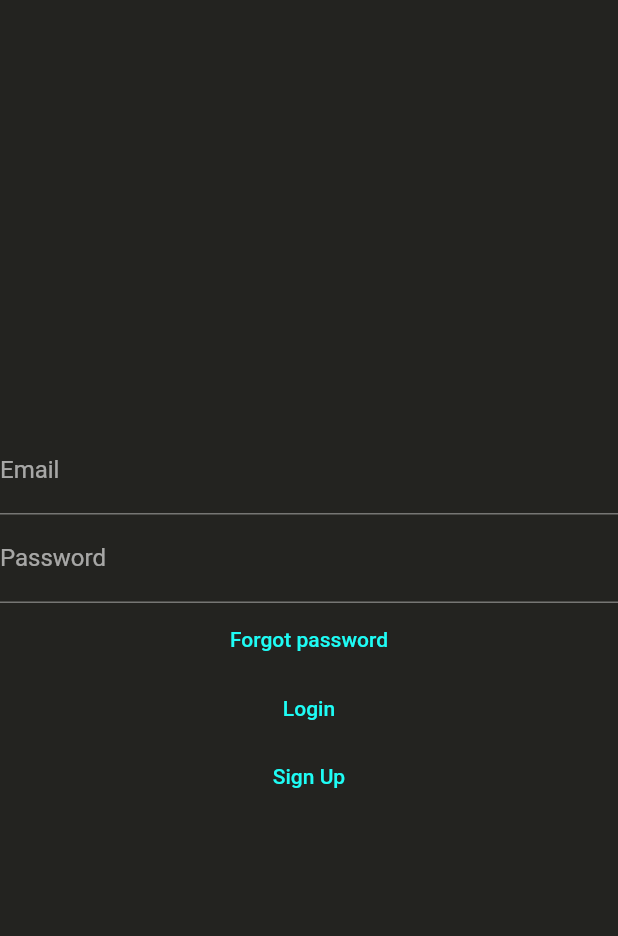
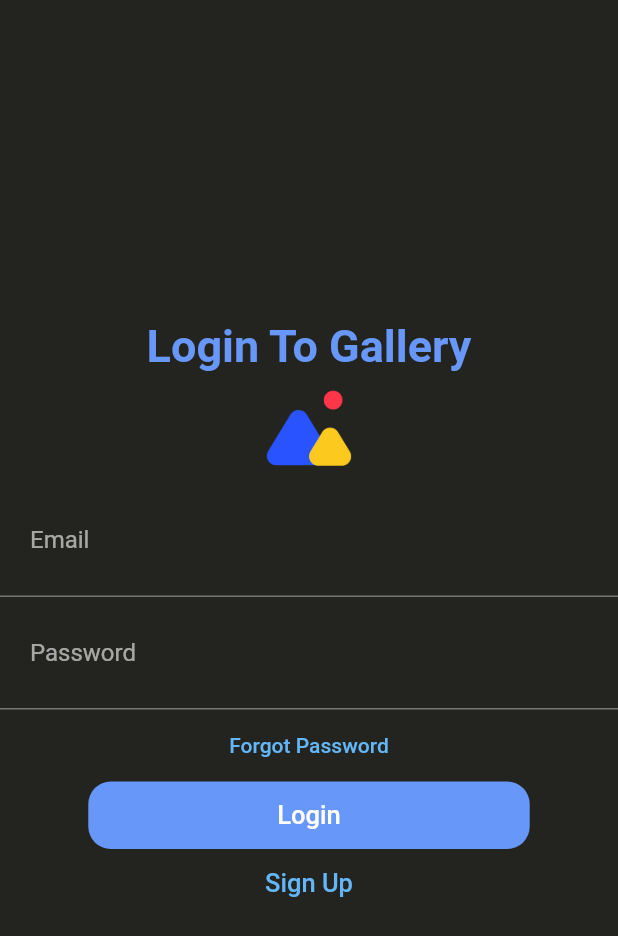
Before and after one commit to rae-el/gallery_app, a Flutter app: the screen it shows after launch, on a phone screen of 412 x 824 dp. Shown: the top 936 px of the screen. Run offline on Flutter 3.47's test engine with Material 2 defaults, Android fonts, the phone set to English and light mode, and no system bars; our stand-ins replace cloud_firestore, firebase_auth, firebase_core, image_picker, stacked, stacked_core and 1 more; accounts and stored records are empty.

Commit message:
Style adjustments

```diff
--- a/lib/app/colors.dart
+++ b/lib/app/colors.dart
@@ -3,6 +3,6 @@ import 'package:flutter/material.dart';
 const backgroundColour = Color.fromARGB(255, 35, 35, 32);
 const secondaryBackgroundColour = Color.fromARGB(255, 78, 78, 78);
 const textColour = Color.fromRGBO(254, 254, 254, 1);
-const primaryColour = Color.fromARGB(255, 41, 84, 255);
-const secondaryColour = Color.fromARGB(255, 30, 252, 245);
+const primaryColour = Color.fromARGB(255, 103, 152, 249);
+const secondaryColour = Color.fromARGB(255, 99, 183, 248);
 const errorColour = Color.fromARGB(255, 255, 53, 73);
--- a/lib/main.dart
+++ b/lib/main.dart
@@ -24,6 +24,7 @@ class MyApp extends StatelessWidget {
   @override
   Widget build(BuildContext context) {
     return MaterialApp(
+      debugShowCheckedModeBanner: false,
       title: 'Gallery',
       theme: ThemeData(
         //basic theme data that could use some updating
@@ -34,6 +35,8 @@ class MyApp extends StatelessWidget {
           displayLarge: TextStyle(fontWeight: FontWeight.bold),
           bodyLarge: TextStyle(color: textColour),
           bodyMedium: TextStyle(color: textColour),
+          labelLarge: TextStyle(color: textColour, fontSize: 17),
+          labelSmall: TextStyle(color: primaryColour, fontSize: 15),
         ),
         elevatedButtonTheme: ElevatedButtonThemeData(
           style: ElevatedButton.styleFrom(
--- a/lib/ui/auth/auth_view.dart
+++ b/lib/ui/auth/auth_view.dart
@@ -34,12 +34,26 @@ class AuthenticationState extends State<AuthView> {
             child: Column(
               mainAxisAlignment: MainAxisAlignment.center,
               children: [
+                const Text(
+                  'Login To Gallery',
+                  style: TextStyle(
+                    fontWeight: FontWeight.bold,
+                    fontSize: 30,
+                    color: primaryColour,
+                  ),
+                ),
+                SizedBox(
+                  width: 225,
+                  height: 75,
+                  child: Image.asset(model.logoLocation),
+                ),
                 TextFormField(
                   controller: _emailField,
                   validator: model.validateFormEmail,
                   decoration: const InputDecoration(
                     hintText: "example@email.com",
                     labelText: "Email",
+                    contentPadding: EdgeInsets.all(20),
                   ),
                 ),
                 TextFormField(
@@ -48,19 +62,24 @@ class AuthenticationState extends State<AuthView> {
                   obscureText: true, //hide password characters
                   decoration: const InputDecoration(
                     labelText: "Password",
+                    contentPadding: EdgeInsets.all(20),
                   ),
                 ),
                 MaterialButton(
                   onPressed: () async {
                     await model.forgotPassword(email: _emailField.text);
                   },
-                  child: const Text("Forgot password"),
+                  child: const Text(
+                    "Forgot Password",
+                    style: TextStyle(fontSize: 14),
+                  ),
                 ),
                 Container(
                   width: MediaQuery.of(context).size.width / 1.4,
                   height: 45,
                   decoration: BoxDecoration(
                     borderRadius: BorderRadius.circular(15.0),
+                    color: primaryColour,
                   ),
                   child: MaterialButton(
                     onPressed: () async {
@@ -68,7 +87,10 @@ class AuthenticationState extends State<AuthView> {
                           email: _emailField.text,
                           password: _passwordField.text);
                     },
-                    child: const Text("Login"),
+                    child: const Text(
+                      "Login",
+                      style: TextStyle(color: textColour),
+                    ),
                   ),
                 ),
                 Container(
@@ -83,7 +105,9 @@ class AuthenticationState extends State<AuthView> {
                           email: _emailField.text,
                           password: _passwordField.text);
                     },
-                    child: const Text("Sign Up"),
+                    child: const Text(
+                      "Sign Up",
+                    ),
                   ),
                 ),
               ],
--- a/lib/ui/auth/auth_view_model.dart
+++ b/lib/ui/auth/auth_view_model.dart
@@ -8,6 +8,9 @@ import '../../app/app.router.dart';
 class AuthViewModel extends BaseViewModel {
   final navigationService = locator<NavigationService>();
   final authenticationService = locator<AuthenticationService>();
+
+  final String _logoLocation = 'assets/gallery_logo.png';
+  String get logoLocation => _logoLocation;
 
   Future signIn({
     required String email,
```
